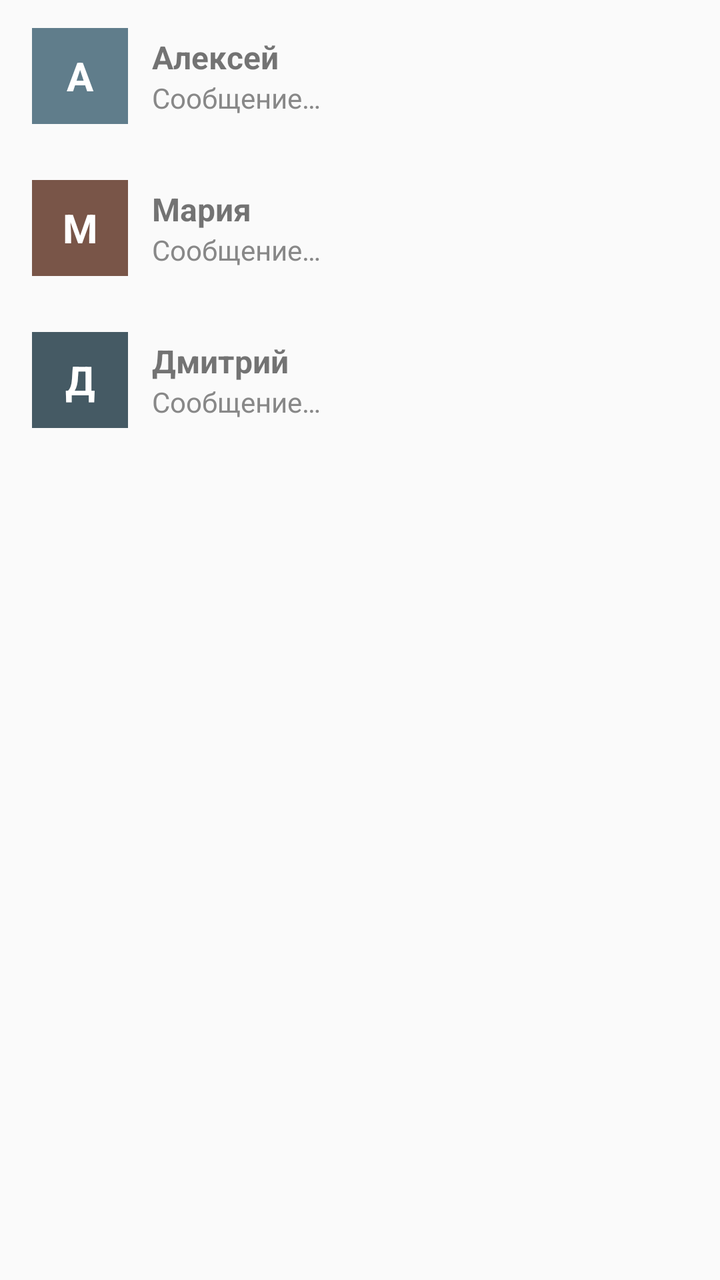
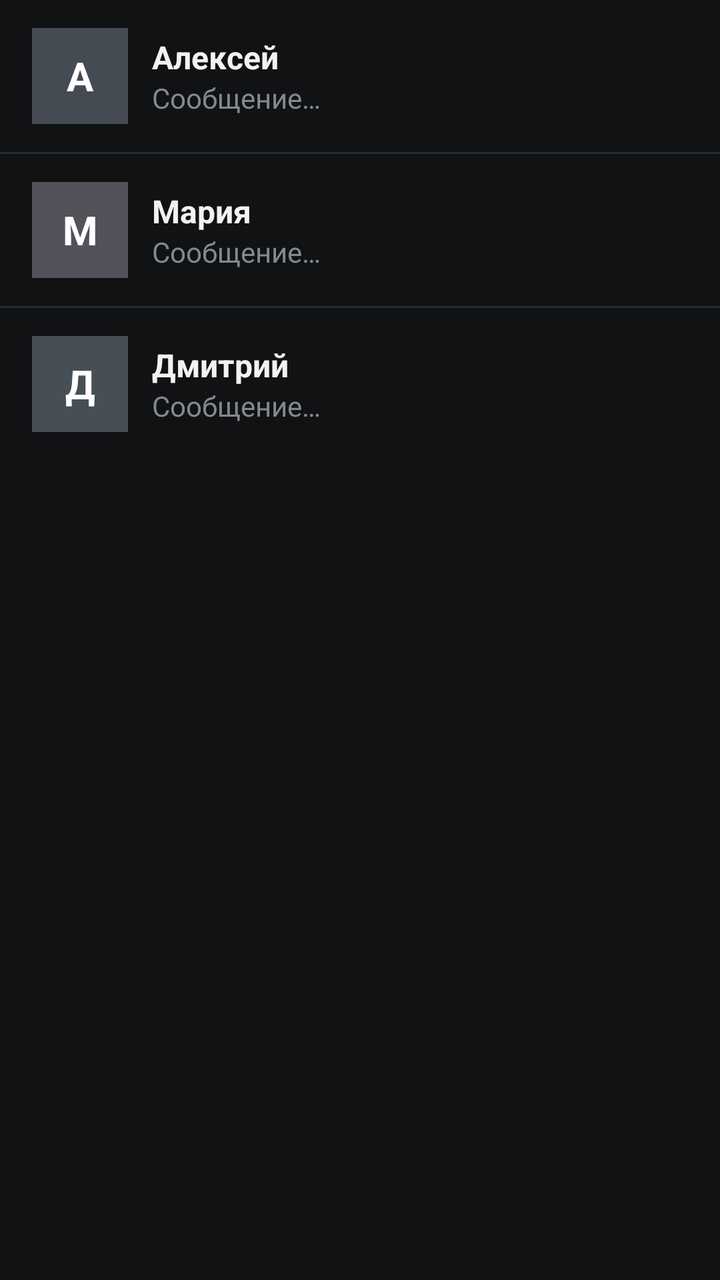

An Android layout rendered at two revisions. The XML below is the earlier revision; the diff shows what the commit changed to produce the second picture.
<!-- AndroidManifest.xml: application theme Theme.Almanac -->
<!-- res/layout/activity_main.xml -->
<?xml version="1.0" encoding="utf-8"?>
<LinearLayout xmlns:android="http://schemas.android.com/apk/res/android"
    android:layout_width="match_parent"
    android:layout_height="match_parent"
    android:orientation="vertical">

    
    <LinearLayout
        android:id="@+id/chatAlexey"
        android:layout_width="match_parent"
        android:layout_height="76dp"
        android:orientation="horizontal"
        android:gravity="center_vertical"
        android:paddingStart="16dp"
        android:paddingEnd="16dp"
        android:background="?android:attr/selectableItemBackground"
        android:clickable="true"
        android:focusable="true">

        <TextView
            android:layout_width="48dp"
            android:layout_height="48dp"
            android:background="#607D8B"
            android:gravity="center"
            android:text="А"
            android:textColor="#FFFFFF"
            android:textSize="20sp"
            android:textStyle="bold" />

        <LinearLayout
            android:layout_width="0dp"
            android:layout_height="wrap_content"
            android:layout_weight="1"
            android:orientation="vertical"
            android:paddingStart="12dp">

            <TextView
                android:layout_width="wrap_content"
                android:layout_height="wrap_content"
                android:text="@string/contact_alexey"
                android:textSize="16sp"
                android:textStyle="bold" />

            <TextView
                android:layout_width="wrap_content"
                android:layout_height="wrap_content"
                android:text="@string/last_message"
                android:textSize="14sp"
                android:textColor="#888888" />
        </LinearLayout>
    </LinearLayout>

    
    <LinearLayout
        android:id="@+id/chatMaria"
        android:layout_width="match_parent"
        android:layout_height="76dp"
        android:orientation="horizontal"
        android:gravity="center_vertical"
        android:paddingStart="16dp"
        android:paddingEnd="16dp"
        android:background="?android:attr/selectableItemBackground"
        android:clickable="true"
        android:focusable="true">

        <TextView
            android:layout_width="48dp"
            android:layout_height="48dp"
            android:background="#795548"
            android:gravity="center"
            android:text="М"
            android:textColor="#FFFFFF"
            android:textSize="20sp"
            android:textStyle="bold" />

        <LinearLayout
            android:layout_width="0dp"
            android:layout_height="wrap_content"
            android:layout_weight="1"
            android:orientation="vertical"
            android:paddingStart="12dp">

            <TextView
                android:layout_width="wrap_content"
                android:layout_height="wrap_content"
                android:text="@string/contact_maria"
                android:textSize="16sp"
                android:textStyle="bold" />

            <TextView
                android:layout_width="wrap_content"
                android:layout_height="wrap_content"
                android:text="@string/last_message"
                android:textSize="14sp"
                android:textColor="#888888" />
        </LinearLayout>
    </LinearLayout>

    
    <LinearLayout
        android:id="@+id/chatDmitry"
        android:layout_width="match_parent"
        android:layout_height="76dp"
        android:orientation="horizontal"
        android:gravity="center_vertical"
        android:paddingStart="16dp"
        android:paddingEnd="16dp"
        android:background="?android:attr/selectableItemBackground"
        android:clickable="true"
        android:focusable="true">

        <TextView
            android:layout_width="48dp"
            android:layout_height="48dp"
            android:background="#455A64"
            android:gravity="center"
            android:text="Д"
            android:textColor="#FFFFFF"
            android:textSize="20sp"
            android:textStyle="bold" />

        <LinearLayout
            android:layout_width="0dp"
            android:layout_height="wrap_content"
            android:layout_weight="1"
            android:orientation="vertical"
            android:paddingStart="12dp">

            <TextView
                android:layout_width="wrap_content"
                android:layout_height="wrap_content"
                android:text="@string/contact_dmitry"
                android:textSize="16sp"
                android:textStyle="bold" />

            <TextView
                android:layout_width="wrap_content"
                android:layout_height="wrap_content"
                android:text="@string/last_message"
                android:textSize="14sp"
                android:textColor="#888888" />
        </LinearLayout>
    </LinearLayout>

</LinearLayout>
<!-- resources referenced by this layout -->
<resources>
  <string name="contact_alexey">Алексей</string>
  <string name="contact_dmitry">Дмитрий</string>
  <string name="contact_maria">Мария</string>
  <string name="last_message">Сообщение…</string>
  <style name="Theme.Almanac" parent="Theme.AppCompat.Light.DarkActionBar" />
</resources>

<!-- the commit's change to res/layout/activity_main.xml (unified diff, before → after) -->
@@ -2,7 +2,8 @@
 <LinearLayout xmlns:android="http://schemas.android.com/apk/res/android"
     android:layout_width="match_parent"
     android:layout_height="match_parent"
-    android:orientation="vertical">
+    android:orientation="vertical"
+    android:background="#111214">
 
     
     <LinearLayout
@@ -20,7 +21,7 @@
         <TextView
             android:layout_width="48dp"
             android:layout_height="48dp"
-            android:background="#607D8B"
+            android:background="#454B52"
             android:gravity="center"
             android:text="А"
             android:textColor="#FFFFFF"
@@ -38,6 +39,7 @@
                 android:layout_width="wrap_content"
                 android:layout_height="wrap_content"
                 android:text="@string/contact_alexey"
+                android:textColor="#F2F2F2"
                 android:textSize="16sp"
                 android:textStyle="bold" />
 
@@ -45,10 +47,15 @@
                 android:layout_width="wrap_content"
                 android:layout_height="wrap_content"
                 android:text="@string/last_message"
-                android:textSize="14sp"
-                android:textColor="#888888" />
+                android:textColor="#85888C"
+                android:textSize="14sp" />
         </LinearLayout>
     </LinearLayout>
+
+    <View
+        android:layout_width="match_parent"
+        android:layout_height="1dp"
+        android:background="#292C30" />
 
     
     <LinearLayout
@@ -66,7 +73,7 @@
         <TextView
             android:layout_width="48dp"
             android:layout_height="48dp"
-            android:background="#795548"
+            android:background="#55515A"
             android:gravity="center"
             android:text="М"
             android:textColor="#FFFFFF"
@@ -84,6 +91,7 @@
                 android:layout_width="wrap_content"
                 android:layout_height="wrap_content"
                 android:text="@string/contact_maria"
+                android:textColor="#F2F2F2"
                 android:textSize="16sp"
                 android:textStyle="bold" />
 
@@ -91,10 +99,15 @@
                 android:layout_width="wrap_content"
                 android:layout_height="wrap_content"
                 android:text="@string/last_message"
-                android:textSize="14sp"
-                android:textColor="#888888" />
+                android:textColor="#85888C"
+                android:textSize="14sp" />
         </LinearLayout>
     </LinearLayout>
+
+    <View
+        android:layout_width="match_parent"
+        android:layout_height="1dp"
+        android:background="#292C30" />
 
     
     <LinearLayout
@@ -112,7 +125,7 @@
         <TextView
             android:layout_width="48dp"
             android:layout_height="48dp"
-            android:background="#455A64"
+            android:background="#454F55"
             android:gravity="center"
             android:text="Д"
             android:textColor="#FFFFFF"
@@ -130,6 +143,7 @@
                 android:layout_width="wrap_content"
                 android:layout_height="wrap_content"
                 android:text="@string/contact_dmitry"
+                android:textColor="#F2F2F2"
                 android:textSize="16sp"
                 android:textStyle="bold" />
 
@@ -137,8 +151,8 @@
                 android:layout_width="wrap_content"
                 android:layout_height="wrap_content"
                 android:text="@string/last_message"
-                android:textSize="14sp"
-                android:textColor="#888888" />
+                android:textColor="#85888C"
+                android:textSize="14sp" />
         </LinearLayout>
     </LinearLayout>
 
